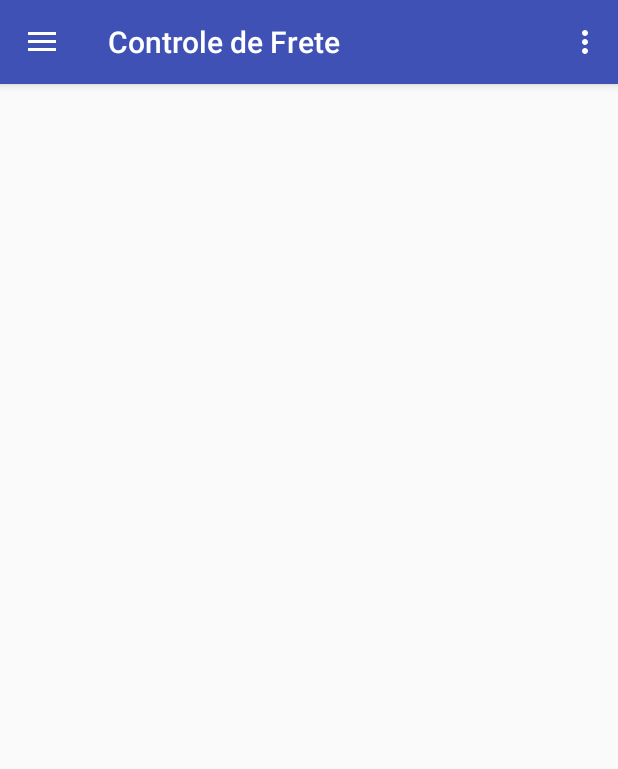
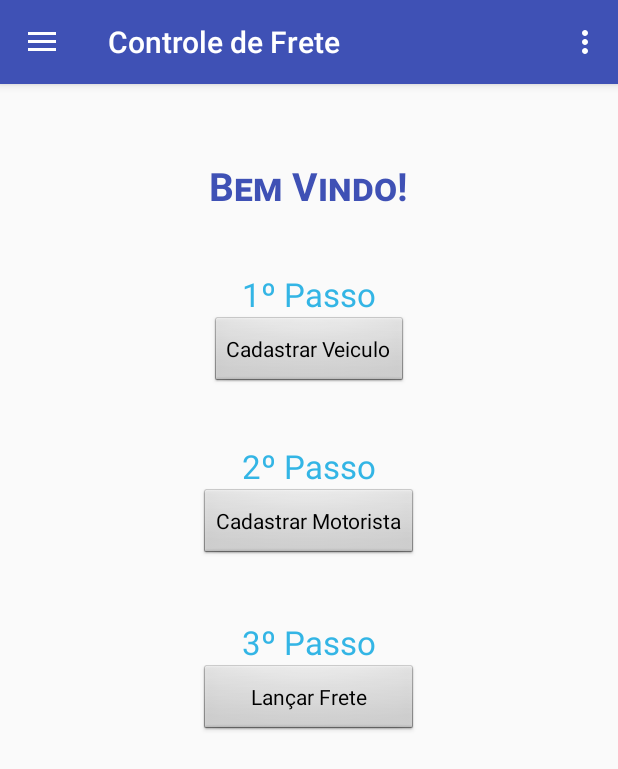
Before and after one commit to Wiglan/myFrete, an Android app: the screen it shows after launch (MainActivity), on a phone screen of 412 x 824 dp. Shown: the top 769 px of the screen. Run offline under Robolectric (Android 15) with nearby library versions, the phone set to English and light mode, and no system bars.

Commit message:
adicionado tela de instrução de primeiro uso do app

```diff
--- a/app/src/main/java/com/wfrete/wfrete2/MainActivity.java
+++ b/app/src/main/java/com/wfrete/wfrete2/MainActivity.java
@@ -18,8 +18,11 @@ import android.view.MenuItem;
 
 import com.wfrete.wfrete2.activity.CategoriaListarActivity;
 import com.wfrete.wfrete2.activity.FreteListarActivity;
+import com.wfrete.wfrete2.activity.InicioActivity;
 import com.wfrete.wfrete2.activity.MotoristaListarActivity;
 import com.wfrete.wfrete2.activity.VeiculoListarActivity;
+import com.wfrete.wfrete2.dao.FreteDAO;
+import com.wfrete.wfrete2.model.Frete;
 
 import java.util.Random;
 
@@ -49,6 +52,15 @@ public class MainActivity extends AppCompatActivity
 
         navigationView = (NavigationView) findViewById(R.id.nav_view);
         navigationView.setNavigationItemSelectedListener(this);
+
+        FragmentManager fragmentManager = getFragmentManager();
+
+        //enquanto acessar o app e nao existir um frete, mostrar a tela de incio
+        Frete frete = new FreteDAO(this).retornarUltimo();
+        if (!(frete != null)){
+            fragmentManager.beginTransaction().replace(R.id.content_frame, new InicioActivity()).commit();
+        }
+
     }
 
     @Override
--- /dev/null
+++ b/app/src/main/java/com/wfrete/wfrete2/activity/InicioActivity.java
@@ -0,0 +1,72 @@
+package com.wfrete.wfrete2.activity;
+
+import android.app.Fragment;
+import android.content.Intent;
+import android.os.Bundle;
+import android.os.StrictMode;
+import android.support.annotation.Nullable;
+import android.view.LayoutInflater;
+import android.view.View;
+import android.view.ViewGroup;
+import android.widget.Button;
+
+import com.wfrete.wfrete2.R;
+import com.wfrete.wfrete2.util.Constantes;
+
+/**
+ * Created by Desenvolvimento 11 on 23/11/2017.
+ */
+
+public class InicioActivity extends Fragment {
+
+   private Button btMotorista;
+   private Button btVeiculo;
+   private Button btFrete;
+
+   View viewPrimeiroAcesso;
+
+    @Nullable
+    @Override
+    public View onCreateView(LayoutInflater inflater, @Nullable ViewGroup container, Bundle savedInstanceState) {
+        viewPrimeiroAcesso = inflater.inflate(R.layout.activity_primeiro_acesso, container, false);
+        return viewPrimeiroAcesso;
+    }
+
+    @Override
+    public void onViewCreated(View view, @Nullable Bundle savedInstanceState) {
+
+        btFrete = (Button) viewPrimeiroAcesso.findViewById(R.id.btNovoFrete_Inicio);
+        btMotorista = (Button) viewPrimeiroAcesso.findViewById(R.id.btNovoMotorista_Inicio);
+        btVeiculo = (Button) viewPrimeiroAcesso.findViewById(R.id.btNovoVeiculo_Inicio);
+
+        StrictMode.ThreadPolicy policy = new StrictMode.ThreadPolicy.Builder().permitAll().build();
+        StrictMode.setThreadPolicy(policy);
+
+        btMotorista.setOnClickListener(new View.OnClickListener() {
+            @Override
+            public void onClick(View view) {
+            Intent i = new Intent(getActivity(), MotoristaCadastrarActivity.class);
+            startActivityForResult(i, Constantes.ID_COMANDO_NOVO_CADASTRO);
+            }
+        });
+
+        btVeiculo.setOnClickListener(new View.OnClickListener() {
+            @Override
+            public void onClick(View view) {
+            Intent i = new Intent(getActivity(), VeiculoCadastrarActivity.class);
+            startActivityForResult(i, Constantes.ID_COMANDO_NOVO_CADASTRO);
+            }
+        });
+
+        btFrete.setOnClickListener(new View.OnClickListener() {
+            @Override
+            public void onClick(View view) {
+            Intent i = new Intent(getActivity(), FreteCadastrarActivity.class);
+            startActivityForResult(i, Constantes.ID_COMANDO_NOVO_CADASTRO);
+            }
+        });
+
+    }
+
+
+}
--- /dev/null
+++ b/app/src/main/res/layout/activity_primeiro_acesso.xml
@@ -0,0 +1,82 @@
+<?xml version="1.0" encoding="utf-8"?>
+<RelativeLayout xmlns:android="http://schemas.android.com/apk/res/android"
+    android:layout_width="match_parent"
+    android:layout_height="match_parent"
+    xmlns:app="http://schemas.android.com/apk/res-auto"
+    xmlns:tools="http://schemas.android.com/tools"
+    tools:context="com.wfrete.wfrete2.activity.InicioActivity">
+
+    <TextView
+        android:id="@+id/textView3"
+        android:layout_width="wrap_content"
+        android:layout_height="wrap_content"
+        android:layout_alignParentTop="true"
+        android:layout_centerHorizontal="true"
+        android:textSize="26dp"
+        android:layout_marginTop="50dp"
+        android:textColor="@color/colorPrimary"
+        android:textStyle="bold"
+        android:textAppearance="@style/Text.ListItemSubtitle"
+        android:text="Bem Vindo!" />
+
+
+
+    <TextView
+        android:id="@+id/textView4"
+        android:layout_width="wrap_content"
+        android:layout_height="wrap_content"
+        android:layout_below="@+id/textView3"
+        android:layout_centerHorizontal="true"
+        android:layout_marginTop="40dp"
+        android:textAppearance="@android:style/TextAppearance.Holo.DialogWindowTitle"
+        android:text="1º Passo" />
+
+    <Button
+        android:id="@+id/btNovoVeiculo_Inicio"
+        style="@android:style/Widget.Button"
+        android:layout_width="wrap_content"
+        android:layout_height="wrap_content"
+        android:layout_below="@+id/textView4"
+        android:layout_centerHorizontal="true"
+        android:text="Cadastrar Veiculo" />
+
+    <TextView
+        android:id="@+id/textView7"
+        android:layout_width="wrap_content"
+        android:layout_height="wrap_content"
+        android:layout_centerHorizontal="true"
+        android:layout_marginTop="240dp"
+        android:textAppearance="@android:style/TextAppearance.Holo.DialogWindowTitle"
+        android:text="2º Passo" />
+
+    <Button
+        android:id="@+id/btNovoMotorista_Inicio"
+        style="@android:style/Widget.Button"
+        android:layout_width="wrap_content"
+        android:layout_height="wrap_content"
+        android:layout_below="@+id/textView7"
+        android:layout_centerHorizontal="true"
+        android:text="Cadastrar Motorista" />
+
+    <TextView
+        android:id="@+id/textView8"
+        android:layout_width="wrap_content"
+        android:layout_height="wrap_content"
+        android:layout_marginTop="40dp"
+        android:layout_alignStart="@+id/textView7"
+        android:layout_below="@+id/btNovoMotorista_Inicio"
+        android:textAppearance="@android:style/TextAppearance.Holo.DialogWindowTitle"
+        android:text="3º Passo" />
+
+    <Button
+        android:id="@+id/btNovoFrete_Inicio"
+        style="@android:style/Widget.Button"
+        android:layout_width="wrap_content"
+        android:layout_height="wrap_content"
+        android:layout_alignEnd="@+id/btNovoMotorista_Inicio"
+        android:layout_alignStart="@+id/btNovoMotorista_Inicio"
+        android:layout_below="@+id/textView8"
+        android:text="Lançar Frete" />
+
+
+</RelativeLayout>
```
Also changed, not shown: app/src/main/res/layout/activity_categoria.xml (+4 -4 lines), app/src/main/res/layout/activity_frete.xml (+4 -4 lines), app/src/main/res/layout/activity_lcto.xml (+12 -12 lines), app/src/main/res/layout/activity_motorista.xml (+4 -4 lines), app/src/main/res/layout/activity_veiculo.xml (+4 -4 lines).
